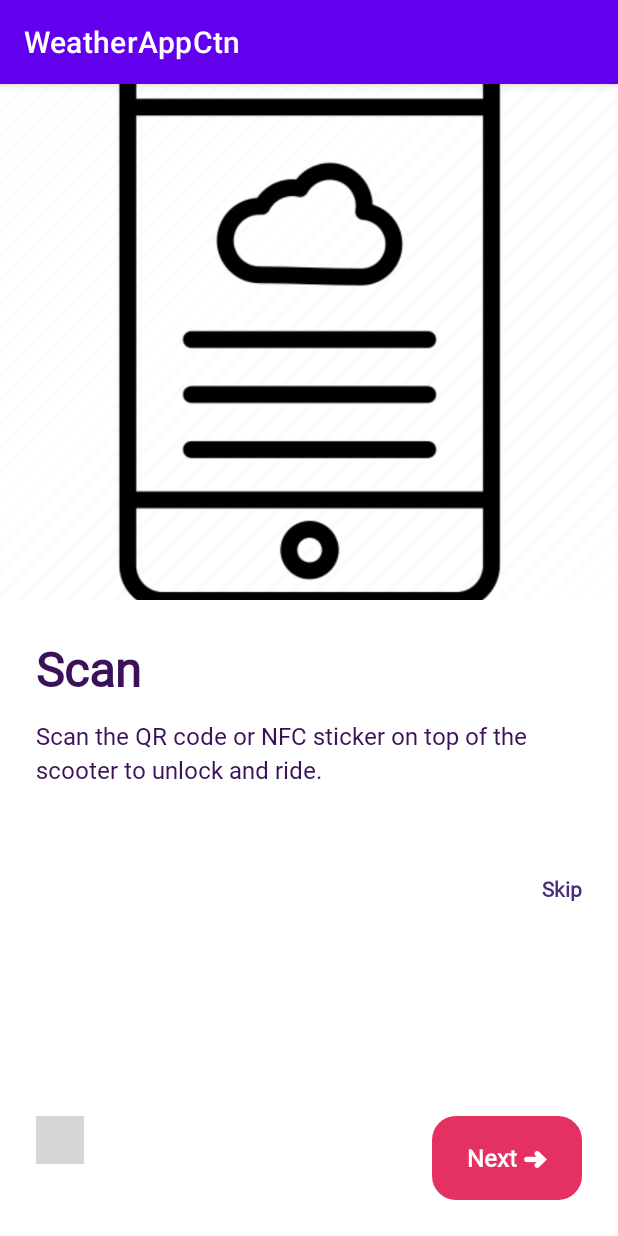
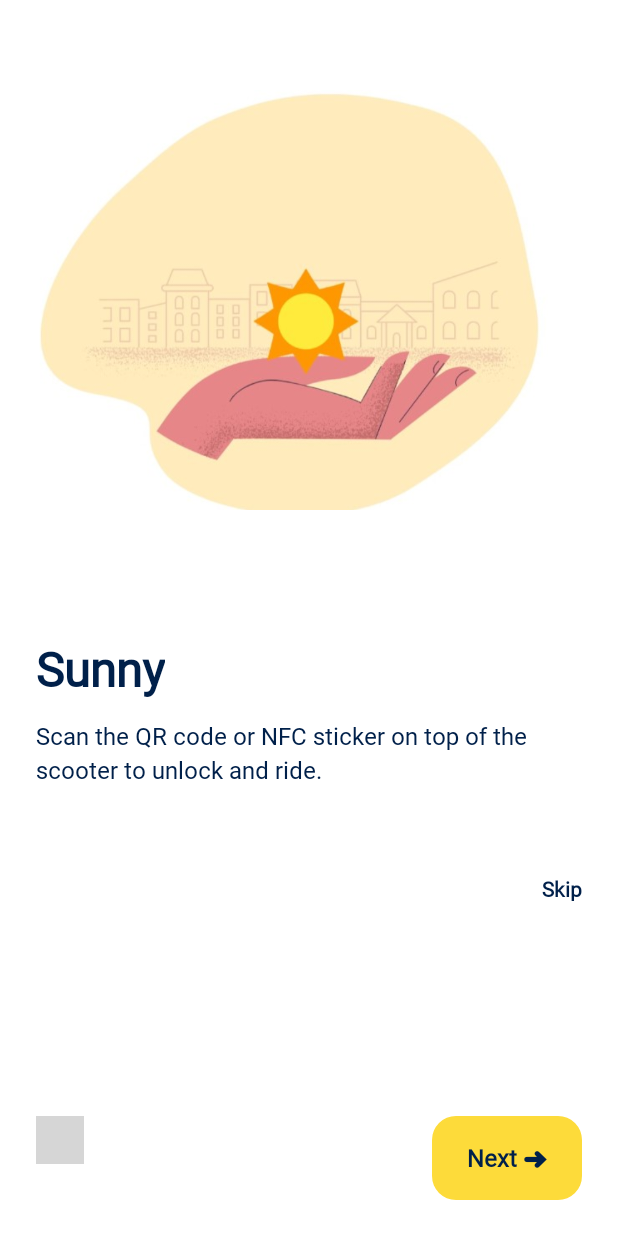
Before and after one commit to alexvalentin/City-Weather-App, an Android app: the screen it shows after launch (MainActivity), after a tap on "Next ➜", on a phone screen of 412 x 824 dp. Run offline under Robolectric (Android 15) with nearby library versions, the phone set to English and light mode, and no system bars; libraries missing offline, so code that uses them is left out: dev.chrisbanes.insetter; plain views replace CircleIndicator3; 3 statements that could not run were skipped; grey boxes are pictures that could not be loaded.

Commit message:
Updated OnBoardingScreen.kt Added colors for buttons and texts Added representative images for each page of viewpager(sunny, snowy and thunderstorm)

```diff
--- a/app/src/main/java/com/example/weatherappctn/presentation/onboardingscreen/OnBoardingScreen.kt
+++ b/app/src/main/java/com/example/weatherappctn/presentation/onboardingscreen/OnBoardingScreen.kt
@@ -1,7 +1,7 @@
+
 package com.example.weatherappctn.presentation.onboardingscreen
 
 import android.os.Bundle
-import android.text.Layout
 import androidx.fragment.app.Fragment
 import android.view.LayoutInflater
 import android.view.View
@@ -95,11 +95,9 @@ class OnBoardingScreen : Fragment() {
 
     private fun postToList() {
         onBoardingPages.clear()
-        addToList(OnBoardingPage(R.string.prompt_safety, R.string.text_safety, R.drawable.icon))
-        addToList(OnBoardingPage(R.string.prompt_scan, R.string.text_scan, R.drawable.icon))
-        addToList(OnBoardingPage(R.string.prompt_ride, R.string.text_ride, R.drawable.icon))
-        addToList(OnBoardingPage(R.string.prompt_parking, R.string.text_parking, R.drawable.icon))
-        addToList(OnBoardingPage(R.string.prompt_rules, R.string.text_rules, R.drawable.icon))
+        addToList(OnBoardingPage(R.string.prompt_snowy, R.string.text_safety, R.drawable.winter))
+        addToList(OnBoardingPage(R.string.prompt_sunny, R.string.text_scan, R.drawable.sunny))
+        addToList(OnBoardingPage(R.string.prompt_rainy, R.string.text_ride, R.drawable.thunderstorm))
     }
 
     private fun navigateToRegisterFragment() {
--- a/app/src/main/res/drawable/ic_pink_rectangle.xml
+++ b/app/src/main/res/drawable/ic_pink_rectangle.xml
@@ -5,5 +5,5 @@
     android:viewportHeight="56">
   <path
       android:pathData="M16,0L84,0A16,16 0,0 1,100 16L100,40A16,16 0,0 1,84 56L16,56A16,16 0,0 1,0 40L0,16A16,16 0,0 1,16 0z"
-      android:fillColor="#E53062"/>
+      android:fillColor="#FDDB3A"/>
 </vector>
--- a/app/src/main/res/drawable/ic_pink_rectangle_get_started.xml
+++ b/app/src/main/res/drawable/ic_pink_rectangle_get_started.xml
@@ -5,5 +5,5 @@
     android:viewportHeight="56">
   <path
       android:pathData="M16,0L84,0A16,16 0,0 1,100 16L100,40A16,16 0,0 1,84 56L16,56A16,16 0,0 1,0 40L0,16A16,16 0,0 1,16 0z"
-      android:fillColor="#E53062"/>
+      android:fillColor="#FDDB3A"/>
 </vector>
--- a/app/src/main/res/drawable/ic_rectangle_viewpager.xml
+++ b/app/src/main/res/drawable/ic_rectangle_viewpager.xml
@@ -5,5 +5,5 @@
     android:viewportHeight="4">
   <path
       android:pathData="M1.5,0L14.5,0A1.5,1.5 0,0 1,16 1.5L16,2.5A1.5,1.5 0,0 1,14.5 4L1.5,4A1.5,1.5 0,0 1,0 2.5L0,1.5A1.5,1.5 0,0 1,1.5 0z"
-      android:fillColor="#210B50"/>
+      android:fillColor="#FDDB3A"/>
 </vector>
--- a/app/src/main/res/layout/fragment_on_boarding_image.xml
+++ b/app/src/main/res/layout/fragment_on_boarding_image.xml
@@ -15,7 +15,6 @@
         android:clickable="true"
         android:focusable="true"
         android:foreground="?selectableItemBackground"
-        android:scaleType="centerCrop"
         android:src="@mipmap/ic_launcher_round"
         app:layout_constraintEnd_toEndOf="parent"
         app:layout_constraintStart_toStartOf="parent"
--- a/app/src/main/res/layout/fragment_on_boarding_screen.xml
+++ b/app/src/main/res/layout/fragment_on_boarding_screen.xml
@@ -33,7 +33,7 @@
     <TextView
         android:id="@+id/skipTv"
         style="@style/Body2"
-        android:text="Skip"
+        android:text="@string/skip_text"
         android:clickable="true"
         android:textStyle="bold"
         android:focusable="true"
--- a/app/src/main/res/values/strings.xml
+++ b/app/src/main/res/values/strings.xml
@@ -46,9 +46,9 @@
 
     <string name="send_reset_link">Sent Reset Link</string>
 
-    <string name="prompt_safety">Safety</string>
-    <string name="prompt_scan">Scan </string>
-    <string name="prompt_ride">Ride</string>
+    <string name="prompt_sunny">Sunny</string>
+    <string name="prompt_rainy">Rainy </string>
+    <string name="prompt_snowy">Snowy</string>
     <string name="prompt_parking">Parking</string>
     <string name="prompt_rules">Rules</string>
     <string name="prompt_from">From</string>
--- a/app/src/main/res/values/styles.xml
+++ b/app/src/main/res/values/styles.xml
@@ -34,7 +34,7 @@
         <item name="android:textSize">16sp</item>
         <item name="android:gravity">center</item>
         <item name="android:fontFamily">@font/baijamjuree</item>
-        <item name="android:textColor">@color/white</item>
+        <item name="android:textColor">@color/bluemarin</item>
         <item name="android:background">@drawable/ic_pink_rectangle</item>
         <item name="android:radius">16dp</item>
         <item name="android:textAlignment">center</item>
@@ -46,7 +46,7 @@
         <item name="fontFamily">@font/baijamjuree</item>
         <item name="android:textSize">14sp</item>
         <item name="fontWeight">500</item>
-        <item name="android:textColor">@color/purple_light</item>
+        <item name="android:textColor">@color/bluemarin</item>
     </style>
 
     <style name="Heading1">
@@ -56,7 +56,7 @@
         <item name="fontWeight">700</item>
         <item name="android:textStyle">bold</item>
         <item name="android:textSize">32sp</item>
-        <item name="android:textColor">@color/purple</item>
+        <item name="android:textColor">@color/bluemarin</item>
     </style>
 
     <style name="Heading1White">
@@ -94,7 +94,7 @@
         <item name="fontFamily">@font/baijamjuree</item>
         <item name="fontWeight">500</item>
         <item name="android:textSize">16sp</item>
-        <item name="android:textColor">@color/purple</item>
+        <item name="android:textColor">@color/bluemarin</item>
     </style>
 
 
--- a/app/src/main/res/values/themes.xml
+++ b/app/src/main/res/values/themes.xml
@@ -1,6 +1,6 @@
 <resources xmlns:tools="http://schemas.android.com/tools">
     <!-- Base application theme. -->
-    <style name="Theme.WeatherAppCtn" parent="Theme.MaterialComponents.DayNight.DarkActionBar">
+    <style name="Theme.WeatherAppCtn" parent="Theme.MaterialComponents.DayNight.NoActionBar">
         <!-- Primary brand color. -->
         <item name="colorPrimary">@color/purple_500</item>
         <item name="colorPrimaryVariant">@color/purple_700</item>
@@ -10,7 +10,9 @@
         <item name="colorSecondaryVariant">@color/teal_700</item>
         <item name="colorOnSecondary">@color/black</item>
         <!-- Status bar color. -->
-        <item name="android:statusBarColor" tools:targetApi="l">?attr/colorPrimaryVariant</item>
+        <item name="android:statusBarColor" tools:targetApi="l">?attr/colorOnSecondary</item>
         <!-- Customize your theme here. -->
+        <!-- Navigation bar color. -->
+        <item name="android:navigationBarColor">@color/transparent</item>
     </style>
 </resources>
```
Also changed, not shown: app/src/main/res/layout/fragment_weather_display.xml (+23 -25 lines), app/src/main/res/drawable-v24/polar.png (added), app/src/main/res/drawable/polar1.png (added), app/src/main/res/drawable/sunny.jpg (added), app/src/main/res/drawable/thunderstorm.png (added), app/src/main/res/drawable/weather1.png (added).
